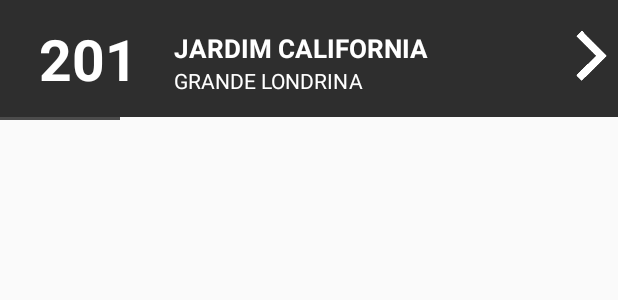
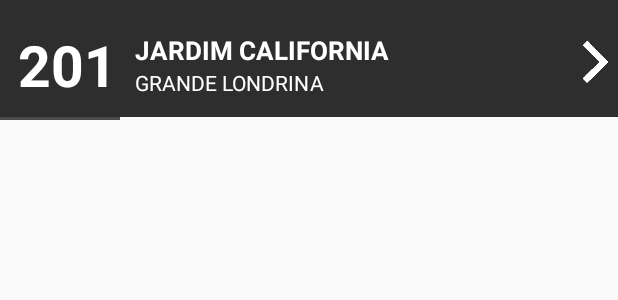
Before and after one commit to Fabiocmo/Cade-Busu-Android, an Android app: the layout linha_custom_cell.xml on its own in the app's theme, with its tools: preview values and no code run, on a phone screen of 412 x 824 dp. Shown: the top 300 px of the screen. Run offline under Robolectric (Android 15) with nearby library versions, the phone set to English and light mode, and no system bars; plain views replace SwipeLayout; network calls fail.

Commit message:
-Adicione suas linhas favoritas deslizando para a esquerda -Melhorias no layout

```diff
--- a/app/build.gradle
+++ b/app/build.gradle
@@ -8,8 +8,8 @@ android {
         applicationId "com.bks.meubusu.cadebusu"
         minSdkVersion 15
         targetSdkVersion 23
-        versionCode 4
-        versionName "1.2.1"
+        versionCode 6
+        versionName "1.3.1"
     }
     buildTypes {
         debug {
--- a/app/src/main/res/layout/linha_custom_cell.xml
+++ b/app/src/main/res/layout/linha_custom_cell.xml
@@ -28,52 +28,57 @@
         android:layout_width="fill_parent"
         android:layout_height="78dp"
         android:background="#2E2E2E"
-        android:paddingLeft="16dp">
+        android:paddingLeft="10dp">
 
         <TextView
             android:id="@+id/codigoLinha"
-            android:layout_width="85dp"
-            android:layout_height="70dp"
+            android:layout_width="70dp"
+            android:layout_height="45dp"
             android:padding="1dp"
             android:gravity="center"
             android:text="201"
             android:textColor="#FFFFFF"
             android:textSize="38sp"
             android:textStyle="bold"
+            android:layout_alignParentLeft="false"
+            android:layout_alignParentStart="true"
             android:layout_centerVertical="true"
-            android:layout_alignParentLeft="true"
-            android:layout_alignParentStart="true" />
+            android:singleLine="false" />
 
         <TextView
             android:id="@+id/tituloLinha"
             android:layout_width="wrap_content"
             android:layout_height="wrap_content"
-            android:layout_marginTop="20dp"
             android:text="JARDIM CALIFORNIA"
-            android:layout_marginLeft="100dp"
             android:textColor="#FFFFFF"
             android:textSize="17sp"
-            android:textStyle="bold"/>
+            android:textStyle="bold"
+            android:layout_alignTop="@+id/codigoLinha"
+            android:layout_toRightOf="@+id/codigoLinha"
+            android:layout_toEndOf="@+id/codigoLinha"
+            android:layout_marginLeft="10dp"
+            android:layout_marginTop="5dp" />
 
         <TextView
             android:id="@+id/empresaLinha"
             android:layout_width="wrap_content"
             android:layout_height="wrap_content"
-            android:layout_below="@+id/tituloLinha"
             android:text="GRANDE LONDRINA"
             android:textColor="#FFFFFF"
-            android:layout_marginLeft="100dp"
-            android:layout_marginTop="0dp" />
+            android:layout_below="@+id/tituloLinha"
+            android:layout_alignLeft="@+id/tituloLinha"
+            android:layout_alignStart="@+id/tituloLinha" />
 
         <ImageView
             android:id="@+id/imagemSeta"
             android:background="@drawable/icon_seta"
-            android:layout_width="35dp"
-            android:layout_height="35dp"
+            android:layout_width="30dp"
+            android:layout_height="30dp"
             android:padding="100dp"
             android:layout_alignParentRight="true"
             android:layout_alignParentEnd="true"
-            android:layout_alignTop="@+id/tituloLinha" />
+            android:layout_alignTop="@+id/tituloLinha"
+            android:layout_marginTop="5dp" />
 
     </RelativeLayout>
 
```
Also changed, not shown: app/src/main/java/com/bks/meubusu/cadebusu/activity/HomeActivity.java (+10 -2 lines), app/src/main/java/com/bks/meubusu/cadebusu/adapter/LinhaCustomItemAdapter.java (+38 -31 lines), app/src/main/res/layout/activity_mapa.xml (+14 -10 lines), 1 other file.
